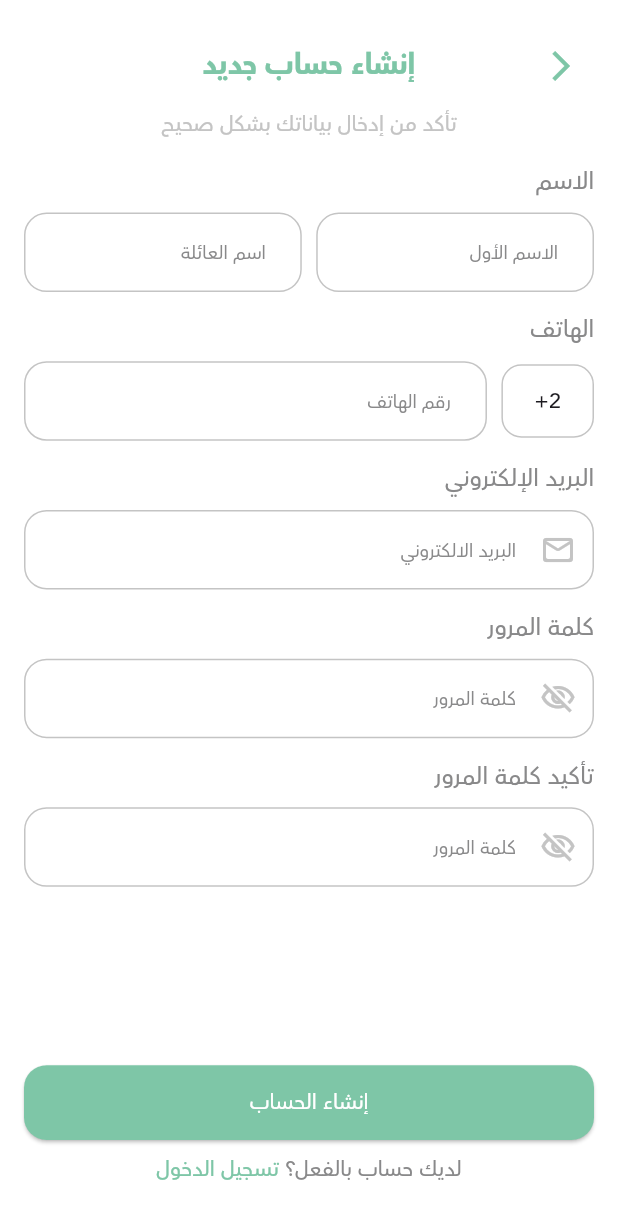
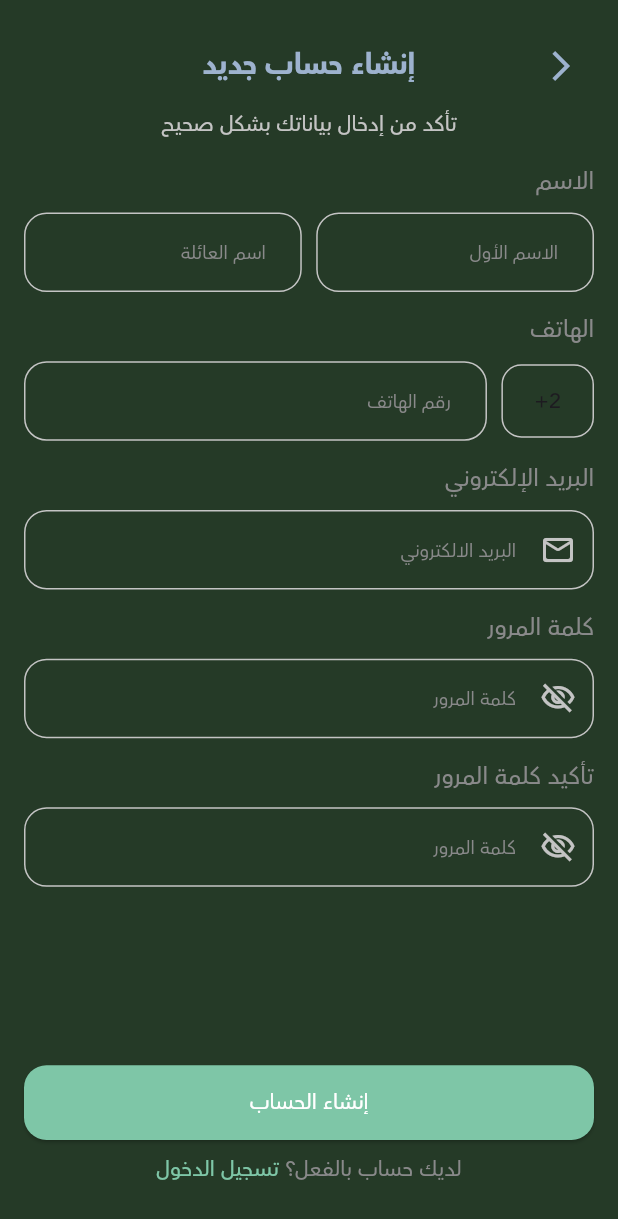
Before and after one commit to AhmadMahdaly/Mobilia_App, a Flutter app: the screen it shows after launch, after a tap on an icon or button, on a phone screen of 412 x 824 dp. Shown: the top 1219 px of the screen. Run offline on Flutter 3.47's test engine with Material 3 defaults, Android fonts, the light colour scheme and no system bars; our stand-ins replace animate_do, bloc, connectivity_plus, firebase_core, flutter_bloc, flutter_dotenv and 7 more; accounts and stored records are empty; statements that could not run were skipped.

Commit message:
create switch Dark & light Mode

```diff
--- /dev/null
+++ b/lib/core/app/cubit/app_cubit.dart
@@ -0,0 +1,26 @@
+import 'package:bloc/bloc.dart';
+import 'package:freezed_annotation/freezed_annotation.dart';
+import 'package:mobilia/core/service/shared_preferances/pref_keys.dart';
+import 'package:mobilia/core/service/shared_preferances/shared_pref.dart';
+
+part 'app_state.dart';
+part 'app_cubit.freezed.dart';
+
+class AppCubit extends Cubit<AppState> {
+  AppCubit() : super(const AppState.initial());
+  bool isDark = true;
+
+  Future<void> changeAppThemeMode({bool? sharedMode}) async {
+    if (sharedMode != null) {
+      isDark = sharedMode;
+      emit(AppState.themeChangeMode(isDark: isDark));
+    } else {
+      isDark = !isDark;
+      await SharedPref().setBoolean(PrefKeys.themeMode, isDark).then(
+            (value) => emit(
+              AppState.themeChangeMode(isDark: isDark),
+            ),
+          );
+    }
+  }
+}
--- /dev/null
+++ b/lib/core/app/cubit/app_state.dart
@@ -0,0 +1,8 @@
+part of 'app_cubit.dart';
+
+@freezed
+class AppState with _$AppState {
+  const factory AppState.initial() = _Initial;
+  const factory AppState.themeChangeMode({required bool isDark}) =
+      ThemeChangeModeState;
+}
--- /dev/null
+++ b/lib/core/app/di/injection_container.dart
@@ -0,0 +1,12 @@
+import 'package:get_it/get_it.dart';
+import 'package:mobilia/core/app/cubit/app_cubit.dart';
+
+final sl = GetIt.instance;
+
+Future<void> setupInjector() async {
+  await _initCore();
+}
+
+Future<void> _initCore() async {
+  sl.registerFactory(AppCubit.new);
+}
--- a/lib/features/auth/presentation/widgets/dark_and_lang_botton.dart
+++ b/lib/features/auth/presentation/widgets/dark_and_lang_botton.dart
@@ -1,5 +1,7 @@
 import 'package:flutter/material.dart';
+import 'package:flutter_bloc/flutter_bloc.dart';
 import 'package:flutter_screenutil/flutter_screenutil.dart';
+import 'package:mobilia/core/app/cubit/app_cubit.dart';
 import 'package:mobilia/core/common/animation/animation_do.dart';
 import 'package:mobilia/core/extensions/context_extension.dart';
 
@@ -8,12 +10,18 @@
 
   @override
   Widget build(BuildContext context) {
+    final cubit = context.read<AppCubit>();
     return Row(
       mainAxisAlignment: MainAxisAlignment.spaceBetween,
       children: [
         /// Dark mode button
         CustomFadeInRight(
           duration: 500,
+          child: BlocBuilder(
+            bloc: cubit,
+            builder: (context, state) {
+              return InkWell(
+                onTap: cubit.changeAppThemeMode,
                 child: Container(
                   alignment: Alignment.center,
                   width: 40.w,
@@ -42,6 +50,9 @@
                     height: 34.sp,
                     color: context.color.buttonTextColor,
                   ),
+                ),
+              );
+            },
           ),
         ),
 
--- a/lib/main.dart
+++ b/lib/main.dart
@@ -7,6 +7,7 @@ import 'package:flutter_bloc/flutter_bloc.dart';
 import 'package:flutter_native_splash/flutter_native_splash.dart';
 import 'package:mobilia/core/app/bloc_observer.dart';
 import 'package:mobilia/core/app/connectivity_controller.dart';
+import 'package:mobilia/core/app/di/injection_container.dart';
 import 'package:mobilia/core/app/env_variables.dart';
 import 'package:mobilia/core/service/shared_preferances/shared_pref.dart';
 import 'package:mobilia/mobiliy_app.dart';
@@ -42,6 +43,9 @@ Future<void> main() async {
   /// BloC observer
   Bloc.observer = AppBlocObserver();
 
+  /// Injector
+  await setupInjector();
+
   /// Shared Pref
   await SharedPref().instantiatePreferences();
 
--- a/lib/mobiliy_app.dart
+++ b/lib/mobiliy_app.dart
@@ -1,11 +1,16 @@
 import 'package:flutter/material.dart';
+import 'package:flutter_bloc/flutter_bloc.dart';
 import 'package:flutter_localization/flutter_localization.dart';
 import 'package:flutter_native_splash/flutter_native_splash.dart';
 import 'package:flutter_screenutil/flutter_screenutil.dart';
 import 'package:mobilia/core/app/connectivity_controller.dart';
+import 'package:mobilia/core/app/cubit/app_cubit.dart';
+import 'package:mobilia/core/app/di/injection_container.dart';
 import 'package:mobilia/core/app/env_variables.dart';
 import 'package:mobilia/core/common/screens/no_network_screen.dart';
 import 'package:mobilia/core/routes/app_routes.dart';
+import 'package:mobilia/core/service/shared_preferances/pref_keys.dart';
+import 'package:mobilia/core/service/shared_preferances/shared_pref.dart';
 import 'package:mobilia/core/style/theme/app_theme.dart';
 
 class MobiliaApp extends StatefulWidget {
@@ -56,11 +61,20 @@ class _MobiliaAppState extends State<MobiliaApp> {
       valueListenable: ConnectivityController.instance.isConnected,
       builder: (_, value, __) {
         if (value) {
-          return ScreenUtilInit(
+          return BlocProvider(
+            create: (context) => sl<AppCubit>()
+              ..changeAppThemeMode(
+                sharedMode: SharedPref().getBoolean(PrefKeys.themeMode),
+              ),
+            child: ScreenUtilInit(
               designSize: const Size(428, 926),
               minTextAdapt: true,
-            child: MaterialApp(
-              theme: themeLight(),
+              child: BlocBuilder<AppCubit, AppState>(
+                builder: (context, state) {
+                  final cubit = context.read<AppCubit>();
+
+                  return MaterialApp(
+                    theme: cubit.isDark ? themeLight() : themeDark(),
                     locale: const Locale('ar'),
                     supportedLocales: localization.supportedLocales,
                     localizationsDelegates: localization.localizationsDelegates,
@@ -87,6 +101,9 @@ class _MobiliaAppState extends State<MobiliaApp> {
                         ),
                       );
                     },
+                  );
+                },
+              ),
             ),
           );
         } else {
```
Also changed, not shown: lib/core/app/cubit/app_cubit.freezed.dart (added). Lines whose indentation alone changed are shown as unchanged.
